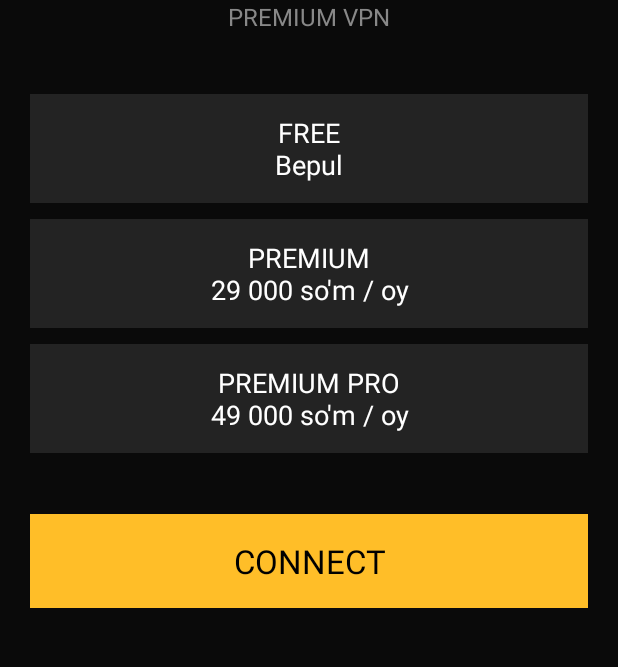
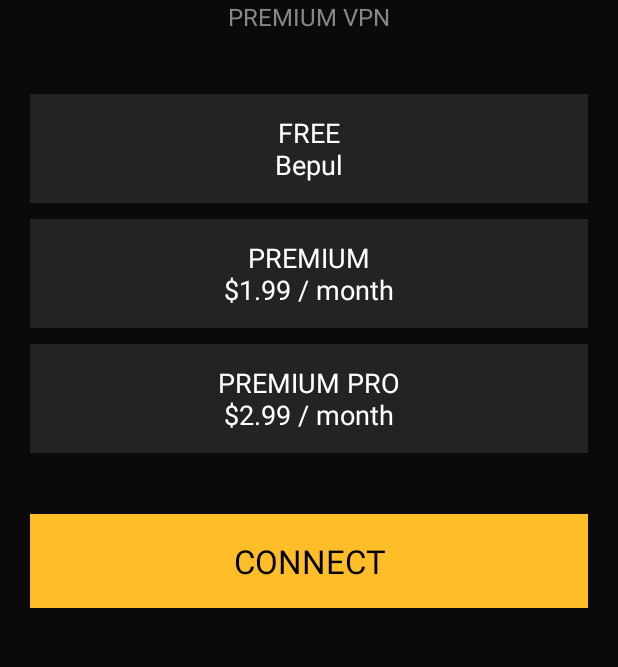
Before and after one commit to NFS007/Black-Star-vpn, an Android app: the screen it shows after launch (MainActivity), on a phone screen of 412 x 824 dp, the part 423-1090 px from its top. Run offline under Robolectric (Android 15) with nearby library versions, the phone set to English and light mode, and no system bars.

Commit message:
Update MainActivity.kt

```diff
--- a/app/src/main/java/com/blackstar/vpn/MainActivity.kt
+++ b/app/src/main/java/com/blackstar/vpn/MainActivity.kt
@@ -47,8 +47,8 @@ class MainActivity : Activity() {
         addSpace(layout)
 
         addPlan(layout, "FREE", "Bepul")
-        addPlan(layout, "PREMIUM", "29 000 so'm / oy")
-        addPlan(layout, "PREMIUM PRO", "49 000 so'm / oy")
+        addPlan(layout, "PREMIUM", "$1.99 / month")
+        addPlan(layout, "PREMIUM PRO", "$2.99 / month")
 
         addSpace(layout)
 
```
